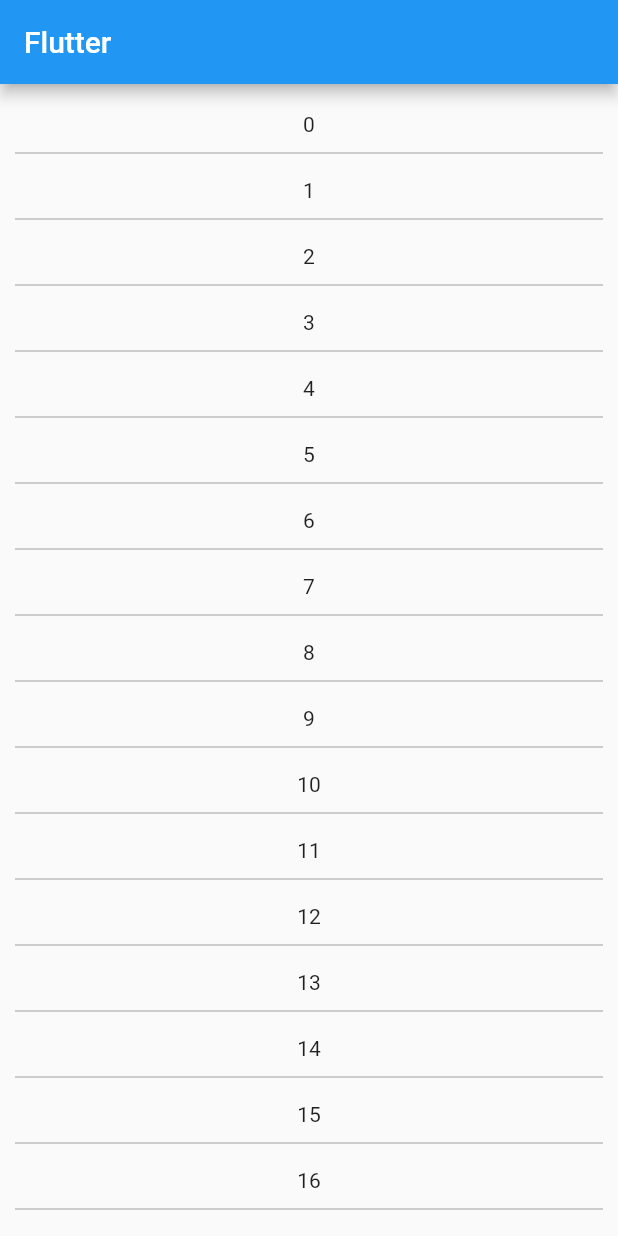
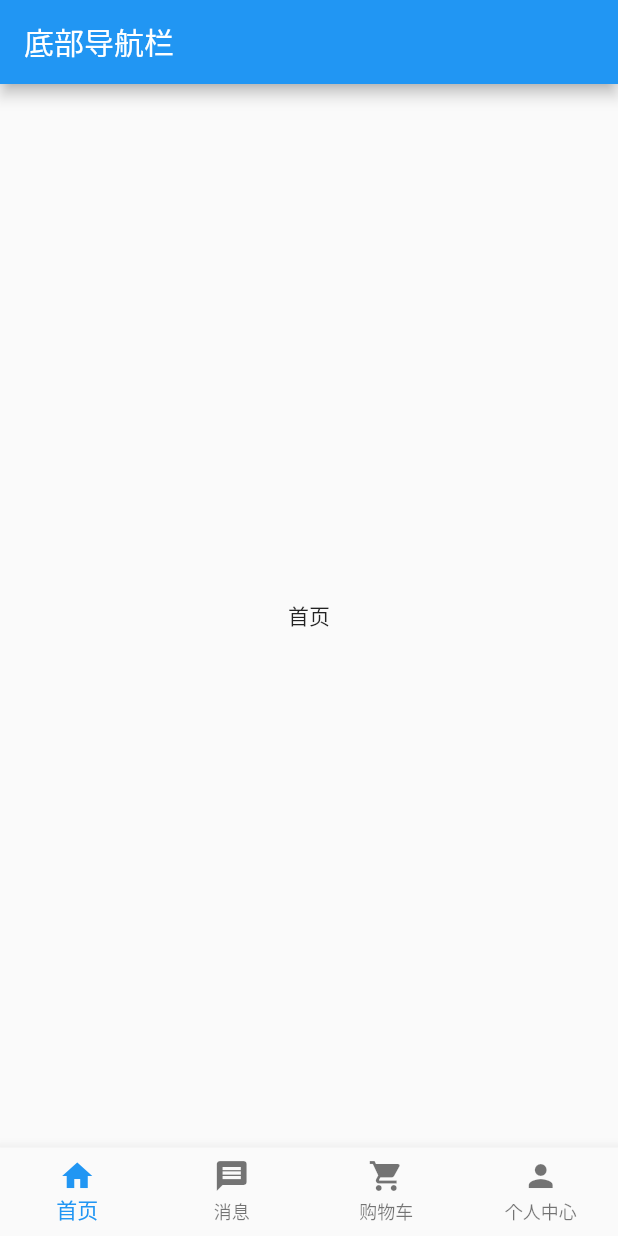
Before and after one commit to yuzhiqiang1993/Flutter_Sample, a Flutter app: the screen it shows after launch, on a phone screen of 412 x 824 dp. Run offline on Flutter 3.47's test engine with Material 2 defaults, Android fonts, the phone set to English and light mode, and no system bars.

Commit message:
新增底部导航栏示例

```diff
--- a/flutter_sample/lib/main.dart
+++ b/flutter_sample/lib/main.dart
@@ -1,16 +1,5 @@
 import 'package:flutter/material.dart';
-import 'package:flutter_sample/widget/multilayout/column.dart';
-import 'package:flutter_sample/widget/multilayout/customMultiChildLayout.dart';
-import 'package:flutter_sample/widget/multilayout/expanded.dart';
-import 'package:flutter_sample/widget/multilayout/flow.dart';
-import 'package:flutter_sample/widget/multilayout/gridview.dart';
-import 'package:flutter_sample/widget/multilayout/index_stack.dart';
-import 'package:flutter_sample/widget/multilayout/listbody.dart';
-import 'package:flutter_sample/widget/multilayout/listview.dart';
-import 'package:flutter_sample/widget/multilayout/row.dart';
-import 'package:flutter_sample/widget/multilayout/stack.dart';
-import 'package:flutter_sample/widget/multilayout/table.dart';
-import 'package:flutter_sample/widget/multilayout/wrap.dart';
+import 'package:flutter_sample/widget/bottom_nav/index_page.dart';
 
 /*入口函数*/
 void main() => runApp(MyApp());
@@ -21,14 +10,9 @@ class MyApp extends StatelessWidget {
     return MaterialApp(
       title: 'Flutter入门示例程序',
       theme: ThemeData(
-        primarySwatch: Colors.blue,
+        primaryColor: Colors.blue,
       ),
-      home: Scaffold(
-        appBar: AppBar(
-          title: Text("Flutter"),
-        ),
-        body: ListViewBuilder(),
-      ),
+      home: IndexPage(),
     );
   }
 }
--- /dev/null
+++ b/flutter_sample/lib/widget/bottom_nav/home_page.dart
@@ -0,0 +1,10 @@
+import 'package:flutter/material.dart';
+
+class HomePage extends StatelessWidget {
+  @override
+  Widget build(BuildContext context) {
+    return Center(
+      child: Text("首页"),
+    );
+  }
+}
--- /dev/null
+++ b/flutter_sample/lib/widget/bottom_nav/index_page.dart
@@ -0,0 +1,77 @@
+import 'package:flutter/material.dart';
+import 'package:flutter_sample/widget/bottom_nav/cart_page.dart';
+import 'package:flutter_sample/widget/bottom_nav/home_page.dart';
+import 'package:flutter_sample/widget/bottom_nav/msg_page.dart';
+import 'package:flutter_sample/widget/bottom_nav/person_page.dart';
+
+
+/*导航页*/
+class IndexPage extends StatefulWidget {
+  @override
+  State<StatefulWidget> createState() {
+    return _IndexState();
+  }
+}
+
+class _IndexState extends State<IndexPage> {
+  final List<BottomNavigationBarItem> bottomNavItems = [
+    BottomNavigationBarItem(
+      backgroundColor: Colors.blue,
+      icon: Icon(Icons.home),
+      title: Text("首页"),
+    ),
+    BottomNavigationBarItem(
+      backgroundColor: Colors.green,
+      icon: Icon(Icons.message),
+      title: Text("消息"),
+    ),
+    BottomNavigationBarItem(
+      backgroundColor: Colors.amber,
+      icon: Icon(Icons.shopping_cart),
+      title: Text("购物车"),
+    ),
+    BottomNavigationBarItem(
+      backgroundColor: Colors.red,
+      icon: Icon(Icons.person),
+      title: Text("个人中心"),
+    ),
+  ];
+
+  int currentIndex;
+
+  final pages = [HomePage(), MsgPage(), CartPage(), PersonPage()];
+
+  @override
+  void initState() {
+    super.initState();
+    currentIndex = 0;
+  }
+
+  @override
+  Widget build(BuildContext context) {
+    return Scaffold(
+      appBar: AppBar(
+        title: Text("底部导航栏"),
+      ),
+      bottomNavigationBar: BottomNavigationBar(
+        items: bottomNavItems,
+        currentIndex: currentIndex,
+        type: BottomNavigationBarType.fixed,
+        onTap: (index) {
+          _changePage(index);
+        },
+      ),
+      body: pages[currentIndex],
+    );
+  }
+
+  /*切换页面*/
+  void _changePage(int index) {
+    /*如果点击的导航项不是当前项  切换 */
+    if (index != currentIndex) {
+      setState(() {
+        currentIndex = index;
+      });
+    }
+  }
+}
```
Also changed, not shown: flutter_sample/lib/widget/bottom_nav/cart_page.dart (added, +10 -0 lines), flutter_sample/lib/widget/bottom_nav/msg_page.dart (added, +10 -0 lines), flutter_sample/lib/widget/bottom_nav/person_page.dart (added, +10 -0 lines).
